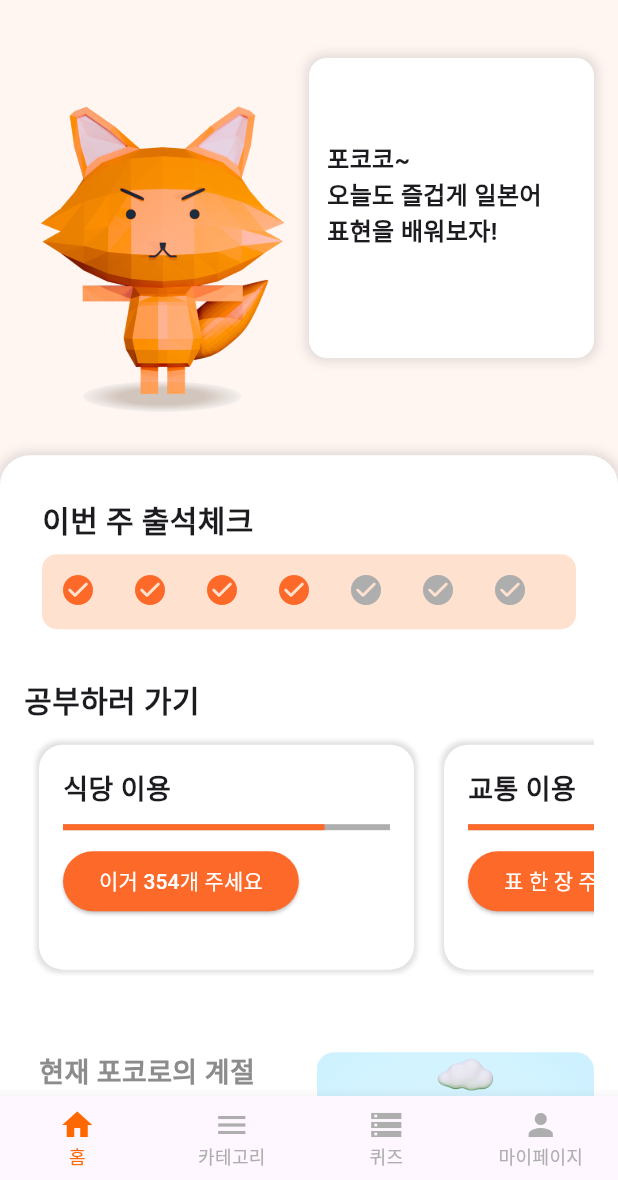
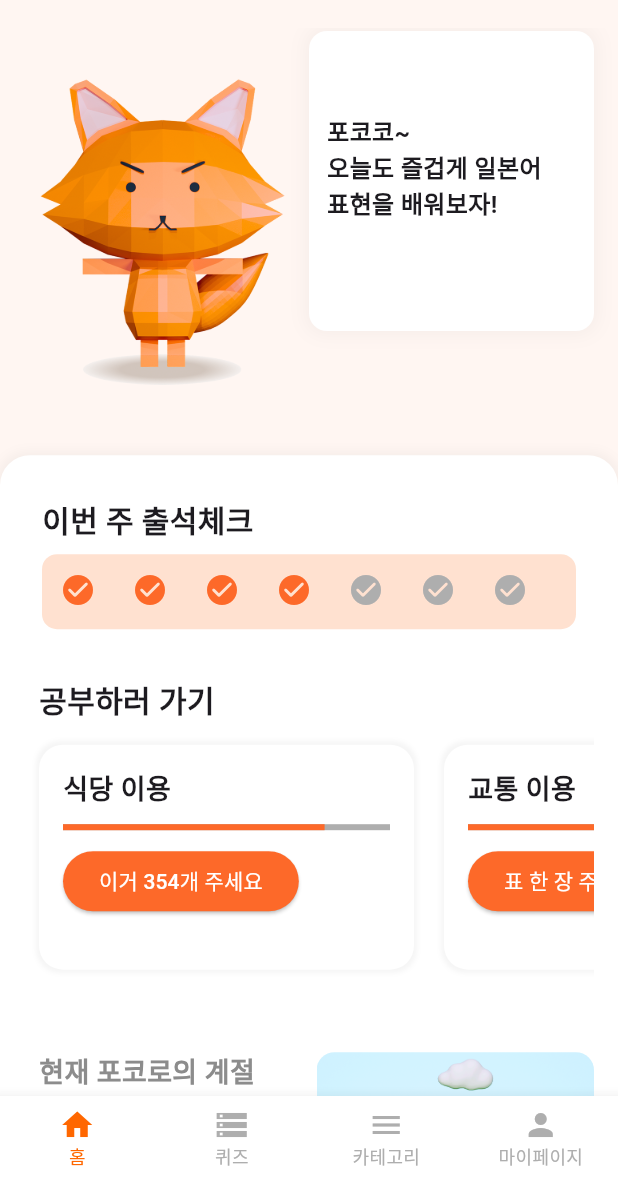
Before and after one commit to Ithow-Japan/ITSHOW-Japan, a Flutter app: the HomeScreen screen opened directly, on a phone screen of 412 x 824 dp, the part 56-1236 px from its top. Run offline on Flutter 3.47's test engine with Material 3 defaults, Android fonts, the light colour scheme and no system bars.

Commit message:
Fix : nav 바에 화면 연결

```diff
--- a/lib/Widgets/categori.dart
+++ b/lib/Widgets/categori.dart
@@ -21,12 +21,18 @@ class Categori extends StatelessWidget {
           caicon,
           color: iconColor,
         ),
+        SizedBox(
+          height: 8,
+        ),
         Text(
           name,
           style: TextStyle(
             fontSize: 10,
             color: Color(0xFF9D9D9D),
           ),
+        ),
+        SizedBox(
+          height: 4,
         ),
         Text(
           time,
--- a/lib/Widgets/category_section.dart
+++ b/lib/Widgets/category_section.dart
@@ -14,9 +14,12 @@ class CategorySection extends StatelessWidget {
     return Column(
       crossAxisAlignment: CrossAxisAlignment.start,
       children: [
-        Text(
-          "공부하러 가기",
-          style: TextStyle(fontSize: 20, fontWeight: FontWeight.bold),
+        Padding(
+          padding: EdgeInsets.symmetric(horizontal: 10),
+          child: Text(
+            "공부하러 가기",
+            style: TextStyle(fontSize: 20, fontWeight: FontWeight.bold),
+          ),
         ),
         SizedBox(height: 10),
         SizedBox(
@@ -44,7 +47,8 @@ class CategorySection extends StatelessWidget {
         color: Colors.white,
         borderRadius: BorderRadius.circular(16),
         boxShadow: [
-          BoxShadow(color: Colors.black12, blurRadius: 2, spreadRadius: 2)
+          BoxShadow(
+              color: Colors.black.withAlpha(10), blurRadius: 2, spreadRadius: 2)
         ],
       ),
       child: Column(
--- a/lib/login.dart
+++ b/lib/login.dart
@@ -1,5 +1,5 @@
 import 'package:flutter/material.dart';
-import 'package:harugo/mypage.dart';
+import 'package:harugo/nav.dart';
 import 'package:http/http.dart' as http;
 import 'dart:convert';
 
@@ -47,7 +47,7 @@ class _LoginState extends State<LoginScreen> {
         context,
         PageRouteBuilder(
           pageBuilder: (context, animation, secondaryAnimation) =>
-              const Mypage(),
+              const NavTestApp(),
           transitionsBuilder: (context, animation, secondaryAnimation, child) {
             return FadeTransition(
               opacity: animation,
--- a/lib/nav.dart
+++ b/lib/nav.dart
@@ -1,12 +1,11 @@
 import 'package:flutter/material.dart';
 import 'mypage.dart';
-import 'package:harugo/main.dart'; // 마이페이지 화면
+import 'package:harugo/main.dart';
 
 void main() {
   runApp(const NavTestApp());
 }
 
-// ✅ Nav.dart 단독 실행을 위한 테스트용 MaterialApp 추가
 class NavTestApp extends StatelessWidget {
   const NavTestApp({super.key});
 
@@ -18,12 +17,11 @@ class NavTestApp extends StatelessWidget {
       theme: ThemeData(
         primarySwatch: Colors.orange,
       ),
-      home: const HomeScreen(), // ✅ 네비게이션 테스트 실행
+      home: const HomeScreen(),
     );
   }
 }
 
-// ✅ 실제 네비게이션 바 코드
 class HomeScreen extends StatefulWidget {
   const HomeScreen({super.key});
 
@@ -35,14 +33,13 @@ class _HomeScreenState extends State<HomeScreen> {
   int _selectedIndex = 0;
 
   final List<Widget> _pages = [
-    MyApp(), // 홈 화면 (추후 변경 가능)
-    Placeholder(), // 카테고리 화면
-    Placeholder(), // 퀴즈 페이지 (아직 없음)
-    Mypage(), // 마이페이지
+    MyApp(),
+    Placeholder(),
+    Placeholder(),
+    Mypage(),
   ];
 
   void _onItemTapped(int index) {
-    if (index == 2) return; // 퀴즈 페이지는 아직 구현되지 않음
     setState(() {
       _selectedIndex = index;
     });
@@ -54,39 +51,51 @@ class _HomeScreenState extends State<HomeScreen> {
       backgroundColor: Colors.white,
       body: _pages[_selectedIndex],
       bottomNavigationBar: BottomNavigationBar(
+        backgroundColor: Colors.white,
         type: BottomNavigationBarType.fixed,
         selectedFontSize: 12,
         unselectedFontSize: 12,
+        currentIndex: _selectedIndex,
+        selectedItemColor: const Color(0xFFFF6700),
+        unselectedItemColor: const Color(0xFFAEAEAE),
         items: [
           BottomNavigationBarItem(
-            icon: Icon(Icons.home,
+            icon: Icon(
+              Icons.home,
               color: _selectedIndex == 0
                   ? const Color(0xFFFF6700)
-                    : const Color(0xFFAEAEAE)),
+                  : const Color(0xFFAEAEAE),
+            ),
             label: "홈",
           ),
           BottomNavigationBarItem(
-            icon: Icon(Icons.menu,
+            icon: Icon(
+              Icons.storage,
               color: _selectedIndex == 1
                   ? const Color(0xFFFF6700)
-                    : const Color(0xFFAEAEAE)),
+                  : const Color(0xFFAEAEAE),
+            ),
+            label: "퀴즈",
+          ),
+          BottomNavigationBarItem(
+            icon: Icon(
+              Icons.menu,
+              color: _selectedIndex == 2
+                  ? const Color(0xFFFF6700)
+                  : const Color(0xFFAEAEAE),
+            ),
             label: "카테고리",
           ),
           BottomNavigationBarItem(
-            icon: const Icon(Icons.storage, color: Color(0xFFAEAEAE)), // 비활성화
-            label: "퀴즈",
-          ),
-          BottomNavigationBarItem(
-            icon: Icon(Icons.person,
+            icon: Icon(
+              Icons.person,
               color: _selectedIndex == 3
                   ? const Color(0xFFFF6700)
-                    : const Color(0xFFAEAEAE)),
+                  : const Color(0xFFAEAEAE),
+            ),
             label: "마이페이지",
           ),
         ],
-        currentIndex: _selectedIndex,
-        selectedItemColor: const Color(0xFFFF6700),
-        unselectedItemColor: const Color(0xFFAEAEAE),
         onTap: _onItemTapped,
       ),
     );
--- a/lib/screens/main_page.dart
+++ b/lib/screens/main_page.dart
@@ -24,7 +24,7 @@ class _MainPageState extends State<MainPage> {
       body: Stack(
         children: [
           Padding(
-            padding: const EdgeInsets.only(top: 20, left: 16, right: 16),
+            padding: const EdgeInsets.only(top: 2, left: 16, right: 16),
             child: Row(
               crossAxisAlignment: CrossAxisAlignment.start,
               children: [
@@ -44,10 +44,10 @@ class _MainPageState extends State<MainPage> {
                     decoration: BoxDecoration(
                       color: Colors.white,
                       borderRadius: BorderRadius.circular(12),
-                      boxShadow: const [
+                      boxShadow: [
                         BoxShadow(
-                          color: Colors.black12,
-                          blurRadius: 6,
+                          color: Colors.black.withAlpha(10),
+                          blurRadius: 10,
                           spreadRadius: 2,
                         ),
                       ],
@@ -66,11 +66,11 @@ class _MainPageState extends State<MainPage> {
           ),
           DraggableScrollableSheet(
             initialChildSize: 0.6,
-            minChildSize: 0.5,
+            minChildSize: 0.6,
             maxChildSize: 1.0,
             builder: (context, scrollController) {
               return Container(
-                decoration: const BoxDecoration(
+                decoration: BoxDecoration(
                   color: Colors.white,
                   borderRadius: BorderRadius.only(
                     topLeft: Radius.circular(20),
@@ -78,7 +78,7 @@ class _MainPageState extends State<MainPage> {
                   ),
                   boxShadow: [
                     BoxShadow(
-                      color: Colors.black12,
+                      color: Colors.black.withAlpha(10),
                       blurRadius: 6,
                       spreadRadius: 2,
                     ),
```
Also changed, not shown: lib/mypage.dart (+16 -5 lines), assets/yumi.png. Lines whose indentation alone changed are shown as unchanged.
